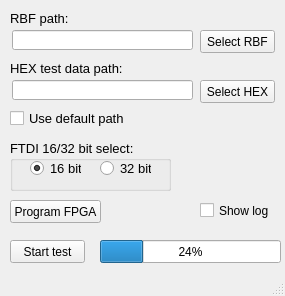
Qt form usb_test/mainwindow.ui (senya1997/USB_test) before a commit.
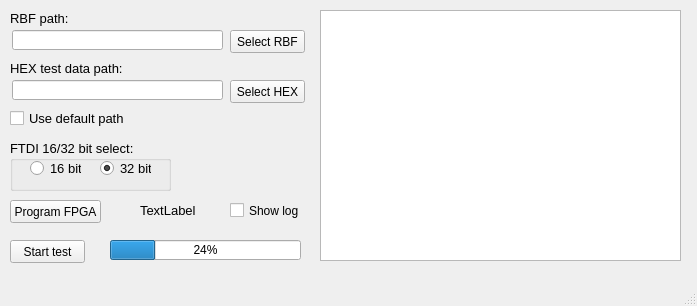
The same form after that commit.

```diff
--- a/usb_test/mainwindow.ui
+++ b/usb_test/mainwindow.ui
@@ -6,8 +6,8 @@
    <rect>
     <x>0</x>
     <y>0</y>
-    <width>285</width>
-    <height>296</height>
+    <width>697</width>
+    <height>306</height>
    </rect>
   </property>
   <property name="windowTitle">
@@ -17,7 +17,7 @@
    <widget class="QPushButton" name="but_sel_rbf">
     <property name="geometry">
      <rect>
-      <x>200</x>
+      <x>230</x>
       <y>30</y>
       <width>75</width>
       <height>23</height>
@@ -27,35 +27,6 @@
      <string>Select RBF</string>
     </property>
    </widget>
-   <widget class="QScrollArea" name="area_log">
-    <property name="enabled">
-     <bool>false</bool>
-    </property>
-    <property name="geometry">
-     <rect>
-      <x>290</x>
-      <y>10</y>
-      <width>281</width>
-      <height>241</height>
-     </rect>
-    </property>
-    <property name="lineWidth">
-     <number>2</number>
-    </property>
-    <property name="widgetResizable">
-     <bool>true</bool>
-    </property>
-    <widget class="QWidget" name="scrollAreaWidgetContents">
-     <property name="geometry">
-      <rect>
-       <x>0</x>
-       <y>0</y>
-       <width>279</width>
-       <height>239</height>
-      </rect>
-     </property>
-    </widget>
-   </widget>
    <widget class="QLabel" name="RBF_path">
     <property name="geometry">
      <rect>
@@ -79,7 +50,7 @@
      <rect>
       <x>12</x>
       <y>30</y>
-      <width>181</width>
+      <width>211</width>
       <height>20</height>
      </rect>
     </property>
@@ -110,19 +81,6 @@
      <string>Start test</string>
     </property>
    </widget>
-   <widget class="QProgressBar" name="progress_com">
-    <property name="geometry">
-     <rect>
-      <x>100</x>
-      <y>240</y>
-      <width>181</width>
-      <height>23</height>
-     </rect>
-    </property>
-    <property name="value">
-     <number>24</number>
-    </property>
-   </widget>
    <widget class="QLabel" name="HEX_path">
     <property name="geometry">
      <rect>
@@ -146,7 +104,7 @@
      <rect>
       <x>12</x>
       <y>80</y>
-      <width>181</width>
+      <width>211</width>
       <height>20</height>
      </rect>
     </property>
@@ -154,7 +112,7 @@
    <widget class="QPushButton" name="but_sel_hex">
     <property name="geometry">
      <rect>
-      <x>200</x>
+      <x>230</x>
       <y>80</y>
       <width>75</width>
       <height>23</height>
@@ -215,7 +173,7 @@
       <string>16 bit</string>
      </property>
      <property name="checked">
-      <bool>true</bool>
+      <bool>false</bool>
      </property>
     </widget>
     <widget class="QRadioButton" name="radBut_32bit">
@@ -230,12 +188,15 @@
      <property name="text">
       <string>32 bit</string>
      </property>
+     <property name="checked">
+      <bool>true</bool>
+     </property>
     </widget>
    </widget>
    <widget class="QCheckBox" name="chbox_show_log">
     <property name="geometry">
      <rect>
-      <x>200</x>
+      <x>230</x>
       <y>200</y>
       <width>81</width>
       <height>21</height>
@@ -245,19 +206,64 @@
      <string>Show log</string>
     </property>
    </widget>
+   <widget class="QTextEdit" name="text_log">
+    <property name="enabled">
+     <bool>true</bool>
+    </property>
+    <property name="geometry">
+     <rect>
+      <x>320</x>
+      <y>10</y>
+      <width>361</width>
+      <height>251</height>
+     </rect>
+    </property>
+   </widget>
+   <widget class="QProgressBar" name="prog_bar">
+    <property name="geometry">
+     <rect>
+      <x>110</x>
+      <y>240</y>
+      <width>191</width>
+      <height>20</height>
+     </rect>
+    </property>
+    <property name="value">
+     <number>24</number>
+    </property>
+   </widget>
+   <widget class="QLabel" name="lb_log">
+    <property name="geometry">
+     <rect>
+      <x>140</x>
+      <y>200</y>
+      <width>71</width>
+      <height>21</height>
+     </rect>
+    </property>
+    <property name="font">
+     <font>
+      <pointsize>10</pointsize>
+     </font>
+    </property>
+    <property name="text">
+     <string>TextLabel</string>
+    </property>
+   </widget>
    <zorder>groupBox</zorder>
    <zorder>but_sel_rbf</zorder>
-   <zorder>area_log</zorder>
    <zorder>RBF_path</zorder>
    <zorder>tb_rbf_path</zorder>
    <zorder>but_prog</zorder>
    <zorder>but_test</zorder>
-   <zorder>progress_com</zorder>
    <zorder>HEX_path</zorder>
    <zorder>tb_hex_path</zorder>
    <zorder>but_sel_hex</zorder>
    <zorder>chbox_def_path</zorder>
    <zorder>chbox_show_log</zorder>
+   <zorder>text_log</zorder>
+   <zorder>prog_bar</zorder>
+   <zorder>lb_log</zorder>
   </widget>
   <widget class="QStatusBar" name="statusbar"/>
   <widget class="QMenuBar" name="menubar">
@@ -265,7 +271,7 @@
     <rect>
      <x>0</x>
      <y>0</y>
-     <width>285</width>
+     <width>697</width>
      <height>21</height>
     </rect>
    </property>
```
